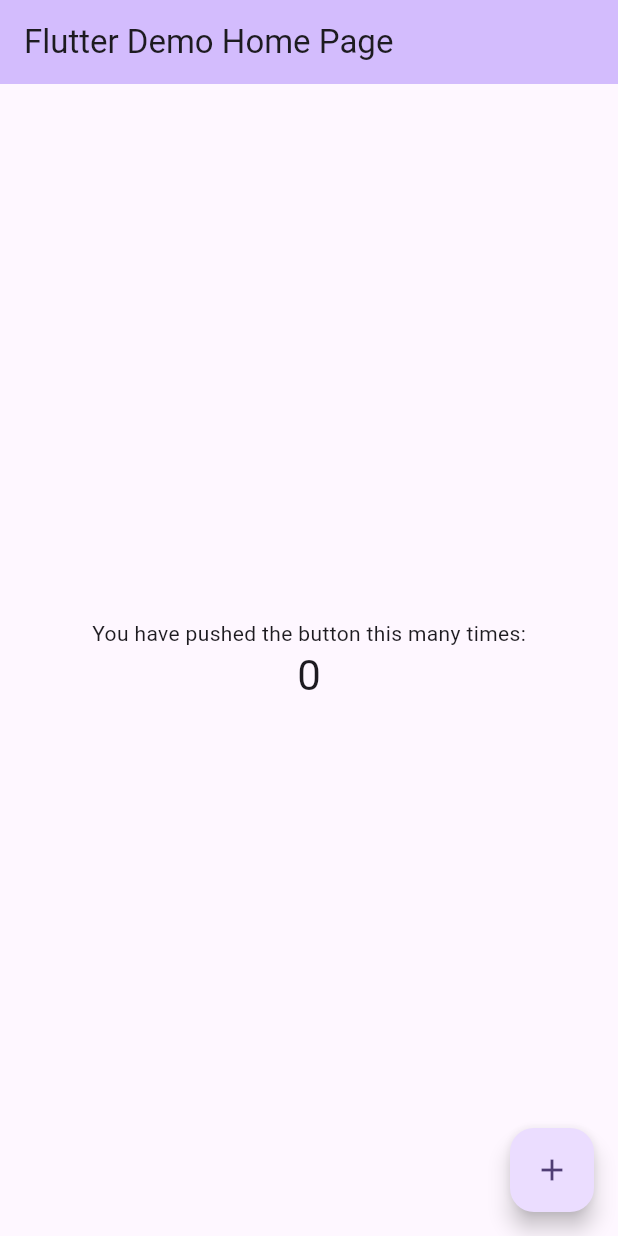
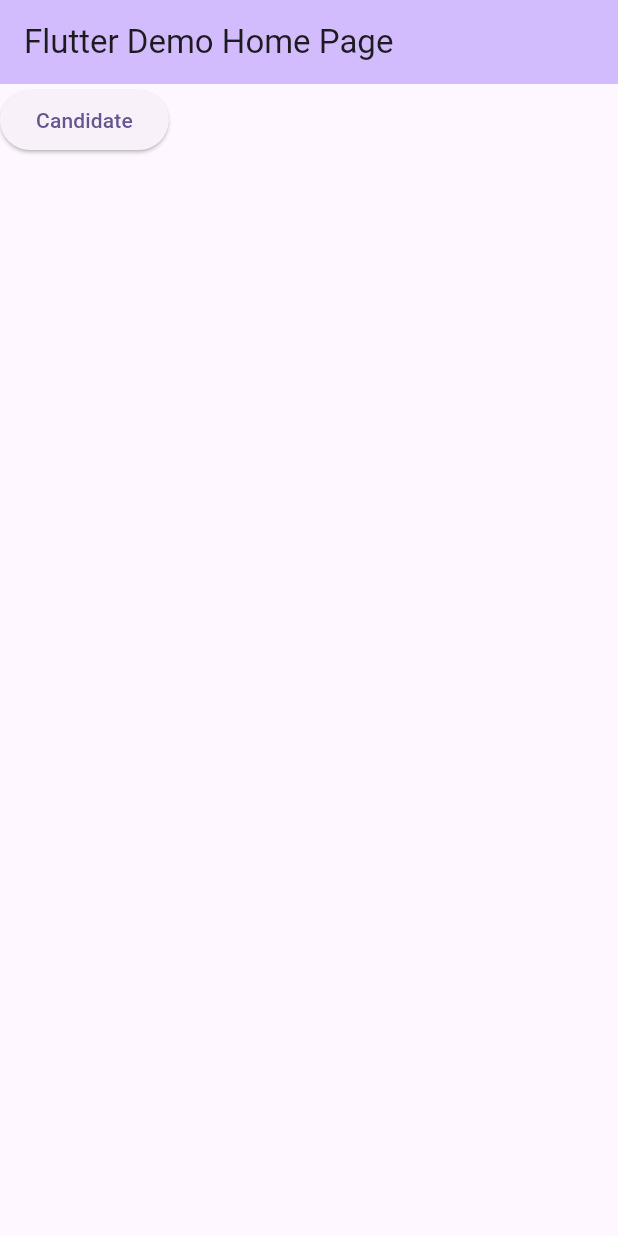
Before and after one commit to Rifa144/Group8_Project2, a Flutter app: the screen it shows after launch, on a phone screen of 412 x 824 dp. Run offline on Flutter 3.47's test engine with Material 3 defaults, Android fonts, the phone set to English and light mode, and no system bars.

Commit message:
Added images for candidate part in two categories boys and girls with sequence number of 1 to 7, worked on candidateScreen, created candidate.dart, detailScreen, and navigation route of candidate Screen to main.dart, designed the app based on medium phone api 34, not on edge or chrome

```diff
--- /dev/null
+++ b/project2_flutter/lib/candidate.dart
@@ -0,0 +1,13 @@
+
+class Candidate {
+  String photo;
+  String name;
+  String currentJob;
+  String email;
+  String phoneNumber;
+  String description;
+  String highestEducation;
+  String title;
+  Candidate(this.name, this.photo, this.currentJob,
+      this.email, this.phoneNumber, this.description, this.highestEducation, this.title);
+}
--- a/project2_flutter/lib/main.dart
+++ b/project2_flutter/lib/main.dart
@@ -1,4 +1,6 @@
 import 'package:flutter/material.dart';
+import 'package:project2_flutter/candidate.dart';
+import 'package:project2_flutter/candidate_screen.dart';
 
 void main() {
   runApp(const MyApp());
@@ -13,21 +15,6 @@ class MyApp extends StatelessWidget {
     return MaterialApp(
       title: 'Flutter Demo',
       theme: ThemeData(
-        // This is the theme of your application.
-        //
-        // TRY THIS: Try running your application with "flutter run". You'll see
-        // the application has a purple toolbar. Then, without quitting the app,
-        // try changing the seedColor in the colorScheme below to Colors.green
-        // and then invoke "hot reload" (save your changes or press the "hot
-        // reload" button in a Flutter-supported IDE, or press "r" if you used
-        // the command line to start the app).
-        //
-        // Notice that the counter didn't reset back to zero; the application
-        // state is not lost during the reload. To reset the state, use hot
-        // restart instead.
-        //
-        // This works for code too, not just values: Most code changes can be
-        // tested with just a hot reload.
         colorScheme: ColorScheme.fromSeed(seedColor: Colors.deepPurple),
         useMaterial3: true,
       ),
@@ -38,16 +25,6 @@ class MyApp extends StatelessWidget {
 
 class MyHomePage extends StatefulWidget {
   const MyHomePage({super.key, required this.title});
-
-  // This widget is the home page of your application. It is stateful, meaning
-  // that it has a State object (defined below) that contains fields that affect
-  // how it looks.
-
-  // This class is the configuration for the state. It holds the values (in this
-  // case the title) provided by the parent (in this case the App widget) and
-  // used by the build method of the State. Fields in a Widget subclass are
-  // always marked "final".
-
   final String title;
 
   @override
@@ -55,71 +32,31 @@ class MyHomePage extends StatefulWidget {
 }
 
 class _MyHomePageState extends State<MyHomePage> {
-  int _counter = 0;
-
-  void _incrementCounter() {
-    setState(() {
-      // This call to setState tells the Flutter framework that something has
-      // changed in this State, which causes it to rerun the build method below
-      // so that the display can reflect the updated values. If we changed
-      // _counter without calling setState(), then the build method would not be
-      // called again, and so nothing would appear to happen.
-      _counter++;
-    });
-  }
-
+final Candidate candidate = Candidate(
+  "Jaspreet Singh",
+  "boy1.jpg",
+  "Web Developer",
+  "jaspreet@gmail.com",
+  "+1 123-456-7890",
+  "Experienced web developer with expertise in frontend and backend technologies.",
+  "Bachelor of Technology in Computer Science",
+  "Mr"
+);
   @override
   Widget build(BuildContext context) {
-    // This method is rerun every time setState is called, for instance as done
-    // by the _incrementCounter method above.
-    //
-    // The Flutter framework has been optimized to make rerunning build methods
-    // fast, so that you can just rebuild anything that needs updating rather
-    // than having to individually change instances of widgets.
     return Scaffold(
       appBar: AppBar(
-        // TRY THIS: Try changing the color here to a specific color (to
-        // Colors.amber, perhaps?) and trigger a hot reload to see the AppBar
-        // change color while the other colors stay the same.
         backgroundColor: Theme.of(context).colorScheme.inversePrimary,
-        // Here we take the value from the MyHomePage object that was created by
-        // the App.build method, and use it to set our appbar title.
         title: Text(widget.title),
       ),
-      body: Center(
-        // Center is a layout widget. It takes a single child and positions it
-        // in the middle of the parent.
-        child: Column(
-          // Column is also a layout widget. It takes a list of children and
-          // arranges them vertically. By default, it sizes itself to fit its
-          // children horizontally, and tries to be as tall as its parent.
-          //
-          // Column has various properties to control how it sizes itself and
-          // how it positions its children. Here we use mainAxisAlignment to
-          // center the children vertically; the main axis here is the vertical
-          // axis because Columns are vertical (the cross axis would be
-          // horizontal).
-          //
-          // TRY THIS: Invoke "debug painting" (choose the "Toggle Debug Paint"
-          // action in the IDE, or press "p" in the console), to see the
-          // wireframe for each widget.
-          mainAxisAlignment: MainAxisAlignment.center,
-          children: <Widget>[
-            const Text(
-              'You have pushed the button this many times:',
-            ),
-            Text(
-              '$_counter',
-              style: Theme.of(context).textTheme.headlineMedium,
-            ),
-          ],
-        ),
+      body: ElevatedButton(
+        child: const Text("Candidate"),
+        onPressed: () {
+          Navigator.push(context,
+              MaterialPageRoute(builder: (context) => CandidateScreen(candidate: candidate)),
+          );
+        },
       ),
-      floatingActionButton: FloatingActionButton(
-        onPressed: _incrementCounter,
-        tooltip: 'Increment',
-        child: const Icon(Icons.add),
-      ), // This trailing comma makes auto-formatting nicer for build methods.
     );
   }
 }
```
Also changed, not shown: project2_flutter/lib/candidate_screen.dart (added, +244 -0 lines), project2_flutter/lib/detail_screen.dart (added, +79 -0 lines), project2_flutter/pubspec.yaml (+15 -0 lines), project2_flutter/Images/boy1.jpg (added), project2_flutter/Images/boy2.jpg (added), project2_flutter/Images/boy3.jpg (added), project2_flutter/Images/boy4.jpg (added), project2_flutter/Images/boy5.jpg (added), project2_flutter/Images/boy6.jpg (added), project2_flutter/Images/boy7.jpg (added), project2_flutter/Images/girl1.jpg (added), project2_flutter/Images/girl2.jpg (added), project2_flutter/Images/girl3.jpg (added), project2_flutter/Images/girl4.jpg (added), 3 more files.
